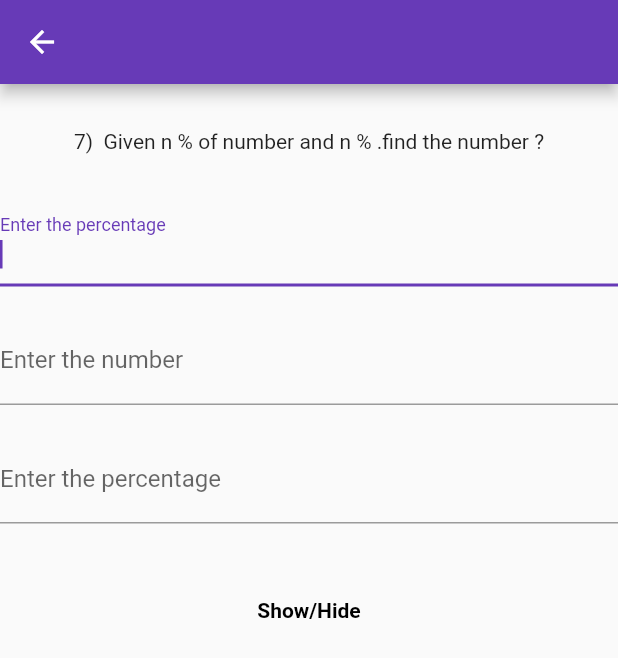
After one commit to Devanandhsagar/apptitude_testing, a Flutter app: the Percentage screen opened directly, after a tap on an icon or button, on a phone screen of 412 x 824 dp. The commit adds this screen. Shown: the top 658 px of the screen. Run offline on Flutter 3.47's test engine with Material 2 defaults, Android fonts, the phone set to English and light mode, and no system bars.

Commit message:
percentage problems are completed with answers

```diff
--- a/lib/Percentage.dart
+++ b/lib/Percentage.dart
@@ -1,3 +1,13 @@
+import 'package:apptitude_test/percenatge1.dart';
+import 'package:apptitude_test/percentage10.dart';
+import 'package:apptitude_test/percentage2.dart';
+import 'package:apptitude_test/percentage3.dart';
+import 'package:apptitude_test/percentage4.dart';
+import 'package:apptitude_test/percentage5.dart';
+import 'package:apptitude_test/percentage6.dart';
+import 'package:apptitude_test/percentage7.dart';
+import 'package:apptitude_test/percentage8.dart';
+import 'package:apptitude_test/percentage9.dart';
 import 'package:flutter/material.dart';
 class Percentage extends StatefulWidget {
   const Percentage({Key? key}) : super(key: key);
@@ -11,7 +21,62 @@ class _PercentageState extends State<Percentage> {
   Widget build(BuildContext context) {
     return Scaffold(
       appBar: AppBar(
-        centerTitle: true,title: Text('Percentage'),
+        centerTitle: true,title: const Text('Percentage'),
+      ),
+      body: Column(mainAxisAlignment: MainAxisAlignment.spaceEvenly,
+        children: [
+          ListTile(
+            title: const Text('1)  Given fraction expressed in percentage ?'),onTap: (){
+            Navigator.push(context, MaterialPageRoute(builder: (_)=>const PercentageAnswer1()));
+          },
+          ),
+          ListTile(
+            title: const Text('2)  Given n percentage of value ?'),onTap: (){
+            Navigator.push(context, MaterialPageRoute(builder: (_)=>const PercentageAnswer2()));
+          },
+          ),
+          ListTile(
+            title: const Text('3)  Given value and commission rate ?'),onTap: (){
+            Navigator.push(context, MaterialPageRoute(builder: (_)=>const PercentageAnswer3()));
+          },
+          ),
+          ListTile(
+            title: const Text('4)  Given n % of value and another n % of value ?'),onTap: (){
+            Navigator.push(context, MaterialPageRoute(builder: (_)=>const PercentageAnswer4()));
+          },
+          ),
+          ListTile(
+            title: const Text('5)  Given person_1 kg and person_2 kg  ?'),onTap: (){
+            Navigator.push(context, MaterialPageRoute(builder: (_)=>const PercentageAnswer5()));
+          },
+          ),
+          ListTile(
+            title: const Text('6)  Given n litres and solution ?'),onTap: (){
+            Navigator.push(context, MaterialPageRoute(builder: (_)=>const PercentageAnswer6()));
+          },
+          ),
+          ListTile(
+            title: const Text('7)  Given n % of number and n % .find the number  ?'),onTap: (){
+            Navigator.push(context, MaterialPageRoute(builder: (_)=>const PercentageAnswer7()));
+          },
+          ),
+          ListTile(
+            title: const Text('8)  Given company pay rent and discount .find the annual ?'),onTap: (){
+            Navigator.push(context, MaterialPageRoute(builder: (_)=>const PercentageAnswer8()));
+          },
+          ),
+          ListTile(
+            title: const Text('9)  Given n % and two values cost is n1,n2 ?'),onTap: (){
+            Navigator.push(context, MaterialPageRoute(builder: (_)=>const PercentageAnswer9()));
+          },
+          ),
+          ListTile(
+            title: const Text('10)  Given  n vacancies and n % rejected in interview ?'),onTap: (){
+            Navigator.push(context, MaterialPageRoute(builder: (_)=>const PercentageAnswer10()));
+          },
+          ),
+        ],
+
       ),
     );
   }
--- /dev/null
+++ b/lib/percentage7.dart
@@ -0,0 +1,79 @@
+import 'package:flutter/material.dart';
+class PercentageAnswer7 extends StatefulWidget {
+  // final TextEditingController controller;
+  const PercentageAnswer7({Key? key,}) : super(key: key);
+
+  @override
+  State<PercentageAnswer7> createState() => _PercentageAnswer7State();
+}
+
+class _PercentageAnswer7State extends State<PercentageAnswer7> {
+  var a = TextEditingController();
+  var b = TextEditingController();
+  var c = TextEditingController();
+  bool show = false;
+  var result='';
+  @override
+  Widget build(BuildContext context) {
+    return Scaffold(appBar: AppBar(
+    ),
+      body: Column(
+        children:[ const SizedBox(height: 30,),const Text('7)  Given n % of number and n % .find the number ?'),
+          const SizedBox(height: 30,),
+          TextField(
+            controller: a,
+            decoration: const InputDecoration(
+              label: Text('Enter the percentage'),
+
+            ),
+            textInputAction: TextInputAction.next,
+            onSubmitted: (_) => FocusScope.of(context).nextFocus(),
+            autofocus: true,
+          ),
+          const SizedBox(height: 20,),
+          TextField(
+            controller: b,
+            decoration: const InputDecoration(
+              label: Text('Enter the number'),
+            ),
+          ),
+          const SizedBox(height: 20,),
+          TextField(
+            controller: c,
+            decoration: const InputDecoration(
+              label: Text('Enter the percentage'),
+            ),
+          ),
+          const SizedBox(height: 50,),
+          GestureDetector(
+            onTap: (){
+              setState(() {
+                show=!show;
+                int input1=0;
+                double input2=0;
+                int input3=0;
+                input1=int.parse(a.text);
+                input2=double.parse(b.text);
+                input3=int.parse(c.text);
+                result = "Let the number be x \n"
+                    "Then $input1 of x = $input2\n"
+                    ">>$input1 * x /100 = $input2\n"
+                    "x = $input2 * 100 /$input1 = ${(input2*100)/input1}\n"
+                    "$input3 % of ${(input2*100)/input1} = $input3/100 * ${(input2*100)/input1} \n"
+                    ">>${(input3/100)*((input2*100)/input1)}";
+              });
+            }, child: const Text('Show/Hide' , style: TextStyle(color: Colors.black ,fontWeight: FontWeight.bold),) ,
+          ),
+          const SizedBox(height: 30,),
+          Visibility(
+            visible: show,
+            child: Text('$result ',style: const TextStyle(fontWeight: FontWeight.bold),),
+          ),
+
+
+        ],
+      ),
+    );
+
+  }
+}
```
Also changed, not shown: lib/percenatge1.dart (added, +52 -0 lines), lib/percentage10.dart (added, +67 -0 lines), lib/percentage2.dart (added, +65 -0 lines), lib/percentage3.dart (added, +65 -0 lines), lib/percentage4.dart (added, +66 -0 lines), lib/percentage5.dart (added, +65 -0 lines), lib/percentage6.dart (added, +64 -0 lines), lib/percentage8.dart (added, +67 -0 lines), lib/percentage9.dart (added, +75 -0 lines).
